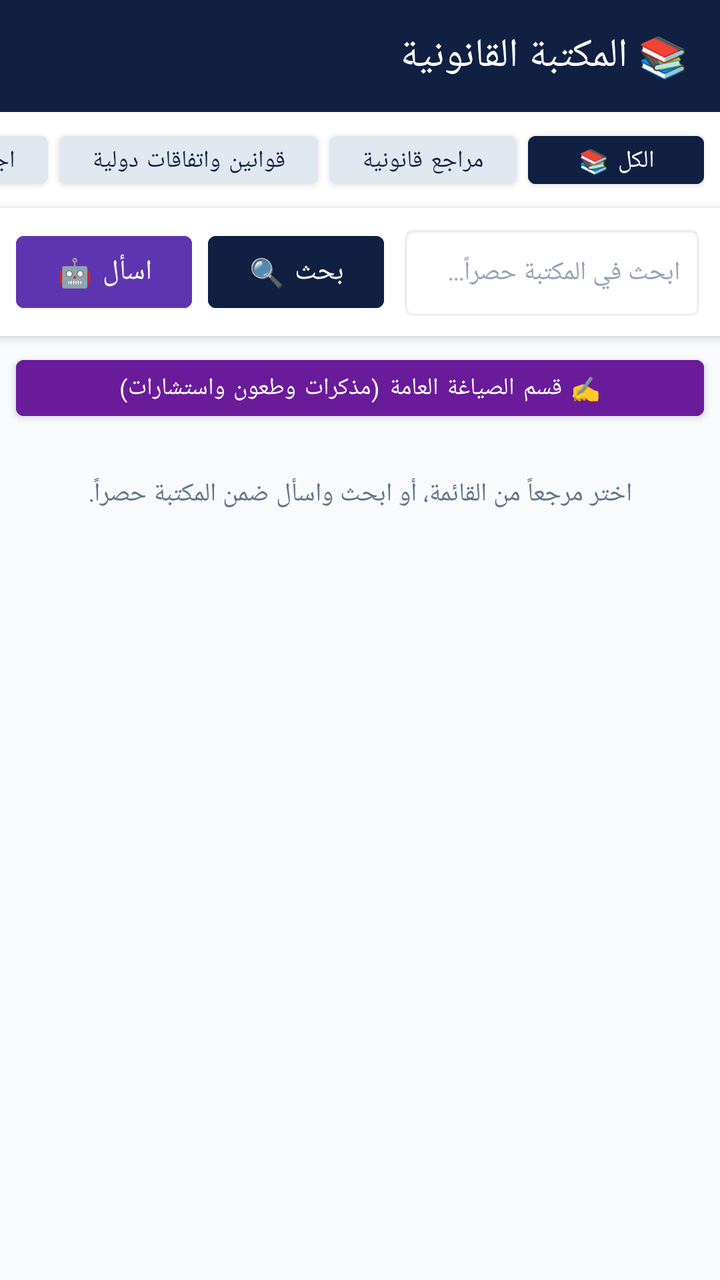
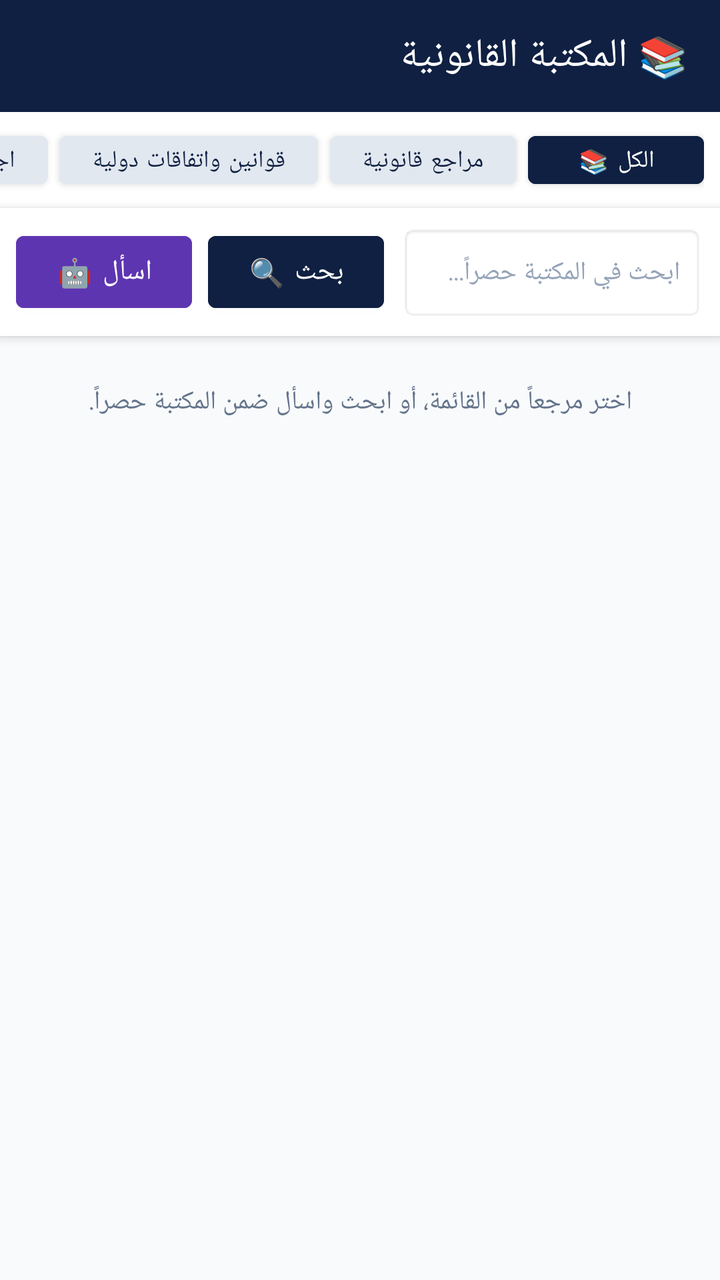

Two renders of the same Android screen: before a commit and after it. Below are the layout's source before the change and the commit's diff.
<!-- AndroidManifest.xml: application theme Theme.AlMustashar -->
<!-- res/layout/activity_library.xml -->
<?xml version="1.0" encoding="utf-8"?>
<LinearLayout xmlns:android="http://schemas.android.com/apk/res/android"
    xmlns:app="http://schemas.android.com/apk/res-auto"
    android:layout_width="match_parent"
    android:layout_height="match_parent"
    android:orientation="vertical"
    android:background="#F8FAFC"
    android:layoutDirection="rtl">

    <androidx.appcompat.widget.Toolbar
        android:layout_width="match_parent"
        android:layout_height="?attr/actionBarSize"
        android:background="#0F2042"
        app:title="📚 المكتبة القانونية"
        app:titleTextColor="#FFFFFF" />

    <HorizontalScrollView
        android:id="@+id/sectionChipRow"
        android:layout_width="match_parent"
        android:layout_height="wrap_content"
        android:background="#FFFFFF"
        android:paddingVertical="6dp"
        android:scrollbars="none">

        <LinearLayout
            android:layout_width="wrap_content"
            android:layout_height="wrap_content"
            android:orientation="horizontal"
            android:paddingHorizontal="8dp">

            <Button
                android:id="@+id/chipAll"
                android:layout_width="wrap_content"
                android:layout_height="36dp"
                android:layout_marginEnd="6dp"
                android:backgroundTint="#0F2042"
                android:text="الكل 📚"
                android:textColor="#FFFFFF"
                android:textSize="12sp" />

            <Button
                android:id="@+id/chipRef"
                android:layout_width="wrap_content"
                android:layout_height="36dp"
                android:layout_marginEnd="6dp"
                android:backgroundTint="#E2E8F0"
                android:text="مراجع قانونية"
                android:textColor="#0F2042"
                android:textSize="12sp" />

            <Button
                android:id="@+id/chipLaws"
                android:layout_width="wrap_content"
                android:layout_height="36dp"
                android:layout_marginEnd="6dp"
                android:backgroundTint="#E2E8F0"
                android:text="قوانين واتفاقات دولية"
                android:textColor="#0F2042"
                android:textSize="12sp" />

            <Button
                android:id="@+id/chipCases"
                android:layout_width="wrap_content"
                android:layout_height="36dp"
                android:layout_marginEnd="6dp"
                android:backgroundTint="#E2E8F0"
                android:text="اجتهادات قضائية"
                android:textColor="#0F2042"
                android:textSize="12sp" />

            <Button
                android:id="@+id/chipMisc"
                android:layout_width="wrap_content"
                android:layout_height="36dp"
                android:backgroundTint="#E2E8F0"
                android:text="كتب منوعة"
                android:textColor="#0F2042"
                android:textSize="12sp" />
        </LinearLayout>
    </HorizontalScrollView>

    <LinearLayout
        android:layout_width="match_parent"
        android:layout_height="wrap_content"
        android:orientation="horizontal"
        android:background="#FFFFFF"
        android:padding="8dp"
        android:elevation="3dp">

        <EditText
            android:id="@+id/etLibrarySearch"
            android:layout_width="0dp"
            android:layout_height="48dp"
            android:layout_weight="1"
            android:background="@android:drawable/editbox_background_normal"
            android:hint="ابحث في المكتبة حصراً..."
            android:paddingHorizontal="12dp"
            android:textColor="#0F2042"
            android:textColorHint="#94A3B8"
            android:textSize="13sp"
            android:imeOptions="actionSearch"
            android:inputType="text" />

        <Button
            android:id="@+id/btnLibrarySearch"
            android:layout_width="wrap_content"
            android:layout_height="48dp"
            android:layout_marginStart="8dp"
            android:backgroundTint="#0F2042"
            android:text="بحث 🔍"
            android:textColor="#FFFFFF" />

        <Button
            android:id="@+id/btnLibraryAsk"
            android:layout_width="wrap_content"
            android:layout_height="48dp"
            android:layout_marginStart="8dp"
            android:backgroundTint="#5E35B1"
            android:text="اسأل 🤖"
            android:textColor="#FFFFFF" />
    </LinearLayout>

    <Button
        android:id="@+id/btnGeneralDrafting"
        android:layout_width="match_parent"
        android:layout_height="40dp"
        android:layout_marginStart="8dp"
        android:layout_marginEnd="8dp"
        android:layout_marginTop="6dp"
        android:backgroundTint="#6A1B9A"
        android:text="✍️ قسم الصياغة العامة (مذكرات وطعون واستشارات)"
        android:textColor="#FFFFFF"
        android:textSize="12sp" />

    <ProgressBar
        android:id="@+id/libraryProgress"
        android:layout_width="wrap_content"
        android:layout_height="wrap_content"
        android:layout_gravity="center"
        android:layout_marginTop="12dp"
        android:visibility="gone" />

    <TextView
        android:id="@+id/tvLibraryEmpty"
        android:layout_width="match_parent"
        android:layout_height="wrap_content"
        android:layout_marginTop="24dp"
        android:gravity="center"
        android:paddingHorizontal="24dp"
        android:text="اختر مرجعاً من القائمة، أو ابحث واسأل ضمن المكتبة حصراً."
        android:textColor="#64748B"
        android:textSize="13sp" />

    
    <ExpandableListView
        android:id="@+id/expLibrary"
        android:layout_width="match_parent"
        android:layout_height="0dp"
        android:layout_weight="1"
        android:groupIndicator="@android:drawable/arrow_down_float"
        android:visibility="gone" />

    <androidx.core.widget.NestedScrollView
        android:id="@+id/scrollLibraryResult"
        android:layout_width="match_parent"
        android:layout_height="0dp"
        android:layout_weight="1"
        android:fillViewport="true"
        android:padding="12dp"
        android:visibility="gone">

        <LinearLayout
            android:layout_width="match_parent"
            android:layout_height="wrap_content"
            android:orientation="vertical">

            <androidx.cardview.widget.CardView
                android:layout_width="match_parent"
                android:layout_height="wrap_content"
                app:cardCornerRadius="12dp"
                app:cardElevation="2dp"
                app:cardBackgroundColor="#FFFFFF">

                <TextView
                    android:id="@+id/tvLibraryResult"
                    android:layout_width="match_parent"
                    android:layout_height="wrap_content"
                    android:padding="16dp"
                    android:textColor="#1E293B"
                    android:textSize="15sp"
                    android:lineSpacingExtra="6dp"
                    android:textIsSelectable="true" />
            </androidx.cardview.widget.CardView>

            <LinearLayout
                android:id="@+id/libraryNavRow"
                android:layout_width="match_parent"
                android:layout_height="wrap_content"
                android:orientation="horizontal"
                android:layout_marginTop="8dp"
                android:visibility="gone">

                <Button
                    android:id="@+id/btnLibraryPrev"
                    android:layout_width="0dp"
                    android:layout_height="46dp"
                    android:layout_weight="1"
                    android:layout_marginEnd="6dp"
                    android:backgroundTint="#334155"
                    android:text="⏮ السابق"
                    android:textColor="#FFFFFF" />

                <TextView
                    android:id="@+id/tvLibraryPosition"
                    android:layout_width="0dp"
                    android:layout_height="46dp"
                    android:layout_weight="1"
                    android:gravity="center"
                    android:textColor="#0F2042"
                    android:textSize="12sp" />

                <Button
                    android:id="@+id/btnLibraryNext"
                    android:layout_width="0dp"
                    android:layout_height="46dp"
                    android:layout_weight="1"
                    android:layout_marginStart="6dp"
                    android:backgroundTint="#334155"
                    android:text="التالي ⏭"
                    android:textColor="#FFFFFF" />
            </LinearLayout>

            <LinearLayout
                android:layout_width="match_parent"
                android:layout_height="wrap_content"
                android:orientation="horizontal"
                android:layout_marginTop="8dp">

                <Button
                    android:id="@+id/btnLibraryCopy"
                    android:layout_width="0dp"
                    android:layout_height="46dp"
                    android:layout_weight="1"
                    android:layout_marginEnd="6dp"
                    android:backgroundTint="#0F2042"
                    android:text="📋 نسخ"
                    android:textColor="#FFFFFF" />

                <Button
                    android:id="@+id/btnLibraryShare"
                    android:layout_width="0dp"
                    android:layout_height="46dp"
                    android:layout_weight="1"
                    android:backgroundTint="#D97706"
                    android:text="📤 مشاركة"
                    android:textColor="#FFFFFF" />
            </LinearLayout>
        </LinearLayout>
    </androidx.core.widget.NestedScrollView>

</LinearLayout>
<!-- resources referenced by this layout -->
<resources>
  <style name="Theme.AlMustashar" parent="Theme.MaterialComponents.DayNight.NoActionBar">
          
          <item name="colorPrimary">@color/primary</item>
          <item name="colorPrimaryVariant">@color/primary_dark</item>
          <item name="colorOnPrimary">@color/text_on_primary</item>
  
          
          <item name="colorSecondary">@color/accent</item>
          <item name="colorSecondaryVariant">@color/accent_dark</item>
          <item name="colorOnSecondary">@color/text_primary</item>
  
          
          <item name="android:colorBackground">@color/background</item>
          <item name="colorSurface">@color/surface</item>
          <item name="colorOnSurface">@color/text_primary</item>
  
          
          <item name="colorError">@color/error</item>
          <item name="colorOnError">@color/text_on_primary</item>
  
          
          <item name="android:statusBarColor">@color/primary_dark</item>
          <item name="android:windowLightStatusBar">false</item>
  
          
          <item name="android:navigationBarColor">@color/primary_dark</item>
  
          
          <item name="android:textColorPrimary">@color/text_primary</item>
          <item name="android:textColorSecondary">@color/text_secondary</item>
          <item name="android:textColorHint">@color/text_hint</item>
  
          
          <item name="android:fontFamily">sans-serif</item>
          <item name="fontFamily">sans-serif</item>
      </style>
  <color name="primary">#1A237E</color>
  <color name="primary_dark">#0D1442</color>
  <color name="text_on_primary">#FFFFFF</color>
  <color name="accent">#FFB800</color>
  <color name="accent_dark">#C68A00</color>
  <color name="text_primary">#212121</color>
  <color name="background">#F5F5F5</color>
  <color name="surface">#FFFFFF</color>
  <color name="error">#F44336</color>
  <color name="text_secondary">#757575</color>
  <color name="text_hint">#BDBDBD</color>
</resources>

<!-- the commit's change to res/layout/activity_library.xml (unified diff, before → after) -->
@@ -120,18 +120,6 @@
             android:textColor="#FFFFFF" />
     </LinearLayout>
 
-    <Button
-        android:id="@+id/btnGeneralDrafting"
-        android:layout_width="match_parent"
-        android:layout_height="40dp"
-        android:layout_marginStart="8dp"
-        android:layout_marginEnd="8dp"
-        android:layout_marginTop="6dp"
-        android:backgroundTint="#6A1B9A"
-        android:text="✍️ قسم الصياغة العامة (مذكرات وطعون واستشارات)"
-        android:textColor="#FFFFFF"
-        android:textSize="12sp" />
-
     <ProgressBar
         android:id="@+id/libraryProgress"
         android:layout_width="wrap_content"
